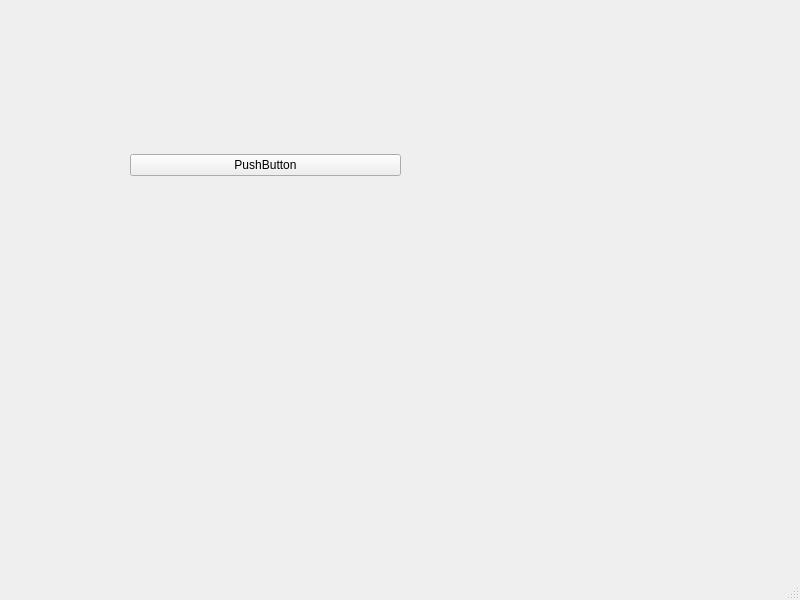
Old version of the form ui/mainwindow.ui in the repository OpenKreator/resin.
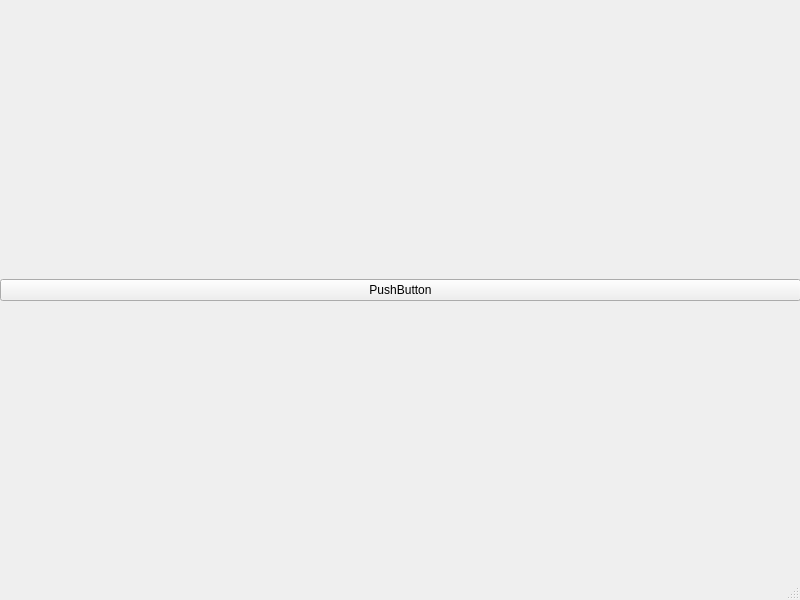
New version of the form.

Patch:
```diff
--- a/ui/mainwindow.ui
+++ b/ui/mainwindow.ui
@@ -17,10 +17,10 @@
    <widget class="QWidget" name="verticalLayoutWidget">
     <property name="geometry">
      <rect>
-      <x>130</x>
-      <y>80</y>
-      <width>271</width>
-      <height>171</height>
+      <x>0</x>
+      <y>0</y>
+      <width>801</width>
+      <height>581</height>
      </rect>
     </property>
     <layout class="QVBoxLayout" name="verticalLayout_2">
```
